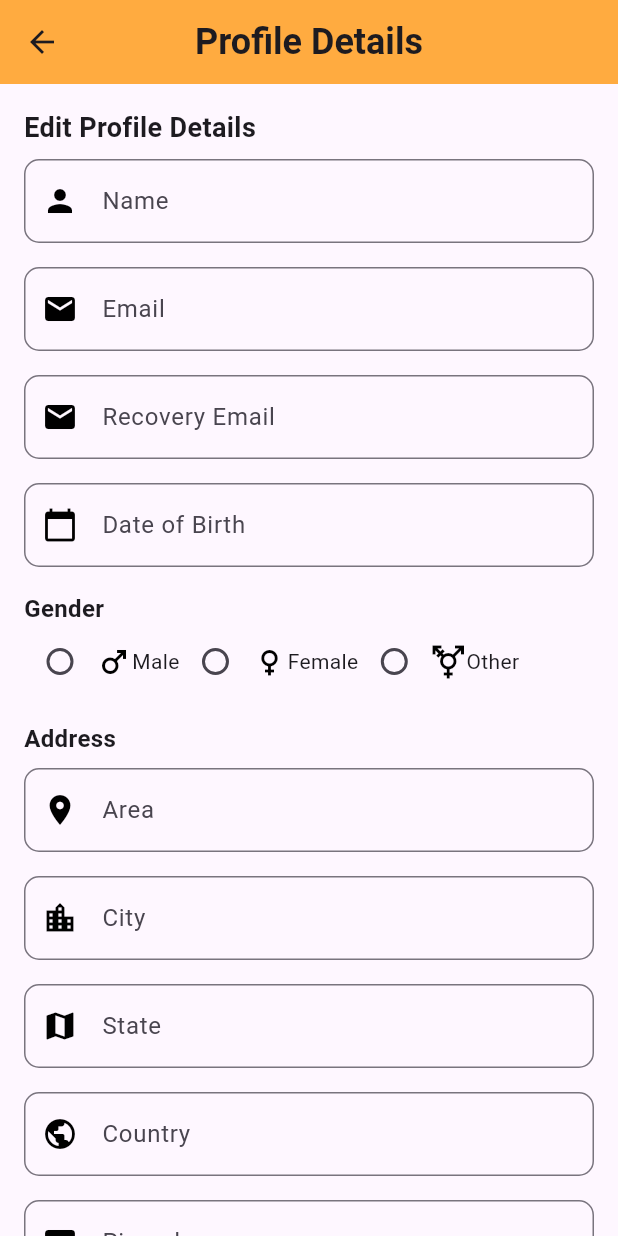
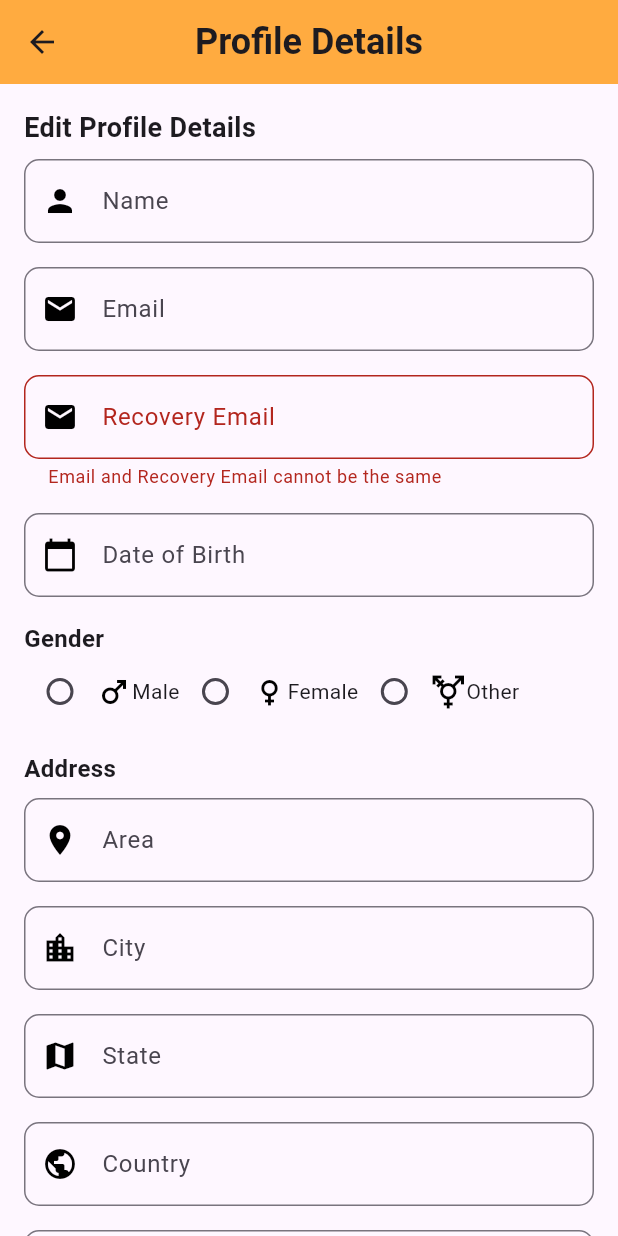
Before and after one commit to aasana-lalani25/FirstTalk, a Flutter app: the ProfileDetailsPage screen opened directly, on a phone screen of 412 x 824 dp. Run offline on Flutter 3.47's test engine with Material 3 defaults, Android fonts, the light colour scheme and no system bars.

Commit message:
Add files via upload

```diff
--- a/lib/main.dart
+++ b/lib/main.dart
@@ -97,7 +97,7 @@
   String _emailErrorMessage = "";
 
   final RegExp emailRegExp = RegExp(
-    r'^[a-zA-Z0-9._%+-]+@[a-zAZ0-9.-]+\.[a-zA-Z]{2,}$',
+    r'^[a-zA-Z0-9._%+-]+@(gmail\.com|yahoo\.com)$',
   );
 
   void _updateLoginButtonState() {
@@ -255,7 +255,7 @@
   String _emailErrorMessage = "";
 
   final RegExp emailRegExp = RegExp(
-    r'^[a-zA-Z0-9._%+-]+@[a-zA-Z0-9.-]+\.[a-zA-Z]{2,}$',
+    r'^[a-zA-Z0-9._%+-]+@(gmail\.com|yahoo\.com)$',
   );
 
   // Update the button state based on email validation
@@ -370,7 +370,7 @@
   String _passwordInstructionMessage = "";
 
   final RegExp emailRegExp = RegExp(
-    r'^[a-zA-Z0-9._%+-]+@[a-zAZ0-9.-]+\.[a-zA-Z]{2,}$',
+    r'^[a-zA-Z0-9._%+-]+@(gmail\.com|yahoo\.com)$',
   );
 
   final RegExp passwordRegExp = RegExp(
--- a/lib/profile.dart
+++ b/lib/profile.dart
@@ -12,7 +12,8 @@
   String? _selectedHardOfHearing;
   TextEditingController emailController = TextEditingController();
   TextEditingController recoveryEmailController = TextEditingController();
-  TextEditingController dobController = TextEditingController(); // Controller for Date of Birth
+  TextEditingController dobController =
+      TextEditingController(); // Controller for Date of Birth
   TextEditingController nameController = TextEditingController();
   TextEditingController areaController = TextEditingController();
   TextEditingController cityController = TextEditingController();
@@ -22,7 +23,7 @@
 
   // Helper function to check if all fields are filled
   bool _isFormValid() {
-    return nameController.text.isNotEmpty &&
+    bool isValid = nameController.text.isNotEmpty &&
         emailController.text.isNotEmpty &&
         recoveryEmailController.text.isNotEmpty &&
         dobController.text.isNotEmpty &&
@@ -32,12 +33,16 @@
         stateController.text.isNotEmpty &&
         countryController.text.isNotEmpty &&
         pincodeController.text.isNotEmpty;
+
+    print("Form Valid: $isValid"); // Debugging statement
+    return isValid;
   }
 
   // Helper function to validate email format
   bool _isValidEmail(String email) {
-    final emailRegEx =
-    RegExp(r'^[a-zA-Z0-9._%+-]+@[a-zA-Z0-9.-]+\.[a-zA-Z]{2,}$');
+    final emailRegEx = RegExp(
+      r'^[a-zA-Z0-9._%+-]+@(gmail\.com|yahoo\.com)$',
+    );
     return emailRegEx.hasMatch(email);
   }
 
@@ -68,12 +73,13 @@
                   style: TextStyle(fontWeight: FontWeight.bold, fontSize: 18)),
               _buildTextField("Name", nameController, Icons.person),
               _buildEmailTextField(),
-              _buildTextField("Recovery Email", recoveryEmailController, Icons.email),
+              _buildRecoveryEmailTextField(),
               _buildDateOfBirthField(), // Date of Birth field
               _buildGenderRadioButton(),
               _buildAddressFields(),
               _buildHardOfHearingRadioButton(),
-              _buildTextField("Bio/Short Description", TextEditingController(), Icons.edit),
+              _buildTextField(
+                  "Bio/Short Description", TextEditingController(), Icons.edit),
               SizedBox(height: 20), // Space before Save button
               _buildSaveButton(),
               SizedBox(height: 10), // Space before Logout button
@@ -86,7 +92,8 @@
   }
 
   // Helper function to create text fields with icons
-  Widget _buildTextField(String label, TextEditingController controller, IconData icon) {
+  Widget _buildTextField(
+      String label, TextEditingController controller, IconData icon) {
     return Padding(
       padding: const EdgeInsets.symmetric(vertical: 8.0),
       child: TextField(
@@ -110,6 +117,24 @@
           labelText: "Email",
           prefixIcon: Icon(Icons.email, color: Colors.black),
           border: OutlineInputBorder(borderRadius: BorderRadius.circular(10)),
+        ),
+      ),
+    );
+  }
+
+  // Helper function to create the Recovery Email TextField with validation and icon
+  Widget _buildRecoveryEmailTextField() {
+    return Padding(
+      padding: const EdgeInsets.symmetric(vertical: 8.0),
+      child: TextField(
+        controller: recoveryEmailController,
+        decoration: InputDecoration(
+          labelText: "Recovery Email",
+          prefixIcon: Icon(Icons.email, color: Colors.black),
+          border: OutlineInputBorder(borderRadius: BorderRadius.circular(10)),
+          errorText: emailController.text == recoveryEmailController.text
+              ? 'Email and Recovery Email cannot be the same'
+              : null, // Show error if both emails are the same
         ),
       ),
     );
@@ -160,7 +185,8 @@
       child: Column(
         crossAxisAlignment: CrossAxisAlignment.start,
         children: [
-          Text("Gender", style: TextStyle(fontSize: 16, fontWeight: FontWeight.bold)),
+          Text("Gender",
+              style: TextStyle(fontSize: 16, fontWeight: FontWeight.bold)),
           Row(
             children: <Widget>[
               Radio<String>(
@@ -203,7 +229,6 @@
     );
   }
 
-  // Helper function to create radio buttons for "Hard of Hearing" selection with icons
   // Helper function to create radio buttons for "Hard of Hearing" selection with icon on the left
   Widget _buildHardOfHearingRadioButton() {
     return Padding(
@@ -213,9 +238,10 @@
         children: [
           Row(
             children: [
-              Icon(Icons.hearing, color: Colors.black),  // Icon for "Hard of Hearing"
-              SizedBox(width: 6),  // Space between icon and label
-              Text("Hard of Hearing", style: TextStyle(fontSize: 16, fontWeight: FontWeight.bold)),
+              Icon(Icons.hearing, color: Colors.black),
+              SizedBox(width: 6), // Space between icon and label
+              Text("Hard of Hearing",
+                  style: TextStyle(fontSize: 16, fontWeight: FontWeight.bold)),
             ],
           ),
           Row(
@@ -255,7 +281,8 @@
       child: Column(
         crossAxisAlignment: CrossAxisAlignment.start,
         children: [
-          Text("Address", style: TextStyle(fontSize: 16, fontWeight: FontWeight.bold)),
+          Text("Address",
+              style: TextStyle(fontSize: 16, fontWeight: FontWeight.bold)),
           _buildTextField("Area", areaController, Icons.location_on),
           _buildTextField("City", cityController, Icons.location_city),
           _buildTextField("State", stateController, Icons.map),
@@ -364,8 +391,7 @@
                   MaterialPageRoute(
                       builder: (context) => HomePage(
                             userName: '',
-                    )), // Correct navigation here
-              );
+                          )));
             },
             child: Text("OK"),
           ),
```
Lines whose indentation alone changed are shown as unchanged.
